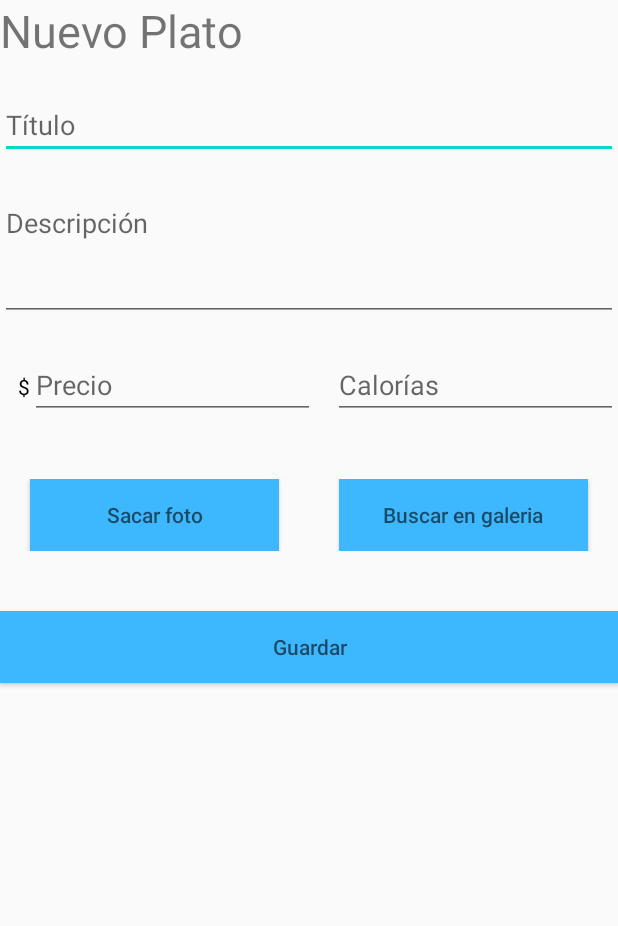
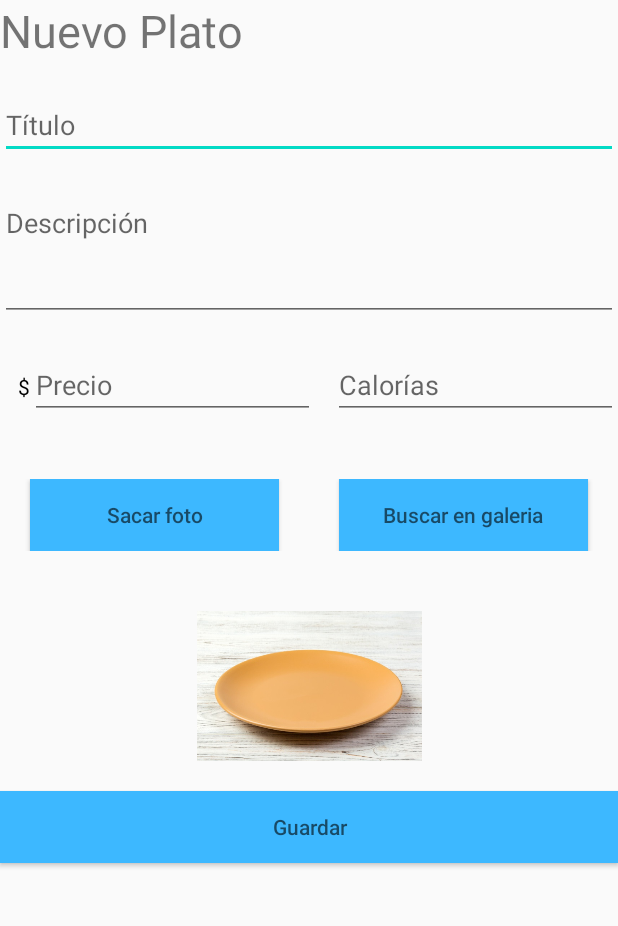
Before and after one commit to franfanton/SendMeal, an Android app: the AltaItemActivity screen opened directly, with no data from a screen before it, on a phone screen of 412 x 824 dp, the part 84-1010 px from its top. Run offline under Robolectric (Android 15) with nearby library versions, the phone set to English and light mode, and no system bars; our stand-ins replace Firebase (no records; nobody signed in at launch, a user with empty details on screens opened directly), Room's generated code; pictures from the network do not load.

```diff
--- a/app/src/main/java/com/example/lab1/MapActivity.java
+++ b/app/src/main/java/com/example/lab1/MapActivity.java
@@ -34,8 +34,6 @@ import com.google.maps.android.SphericalUtil;
 import java.util.Random;
 
 public class MapActivity extends AppCompatActivity implements OnMapReadyCallback {
-    private static final LatLng SFO = new LatLng(-31.635754, -60.68295565);
-    private static final LatLng UTN = new LatLng(-31.6169202, -60.675051238656);
     private static final int LOCATION_PERMISSION_REQUEST_CODE = 1;
     private GoogleMap myMap;
     LatLng ubicacion, miUbicacion;
--- a/app/src/main/res/layout/alta_item.xml
+++ b/app/src/main/res/layout/alta_item.xml
@@ -1,5 +1,6 @@
 <?xml version="1.0" encoding="utf-8"?>
 <LinearLayout xmlns:android="http://schemas.android.com/apk/res/android"
+    xmlns:app="http://schemas.android.com/apk/res-auto"
     xmlns:tools="http://schemas.android.com/tools"
     android:layout_width="match_parent"
     android:layout_height="match_parent"
@@ -95,6 +96,24 @@
             android:background="@color/btnGuardarPlato"
             android:enabled="true"
             android:hint="Buscar en galeria" />
+
+    </LinearLayout>
+
+    <LinearLayout
+        android:layout_width="match_parent"
+        android:layout_height="wrap_content"
+        android:orientation="horizontal">
+
+        <ImageView
+            android:id="@+id/imageViewPlato"
+            android:layout_width="0dp"
+            android:layout_height="100dp"
+            android:layout_marginBottom="@dimen/margenes_inferior"
+            android:layout_weight="1"
+            android:adjustViewBounds="false"
+            android:cropToPadding="false"
+            android:tag="PlatoVacio"
+            app:srcCompat="@drawable/plato" />
     </LinearLayout>
 
     <Button
```
Also changed, not shown: app/src/main/java/com/example/lab1/AltaItemActivity.java (+69 -6 lines), app/src/main/java/com/example/lab1/PedidoActivity.java (+7 -1 lines).
